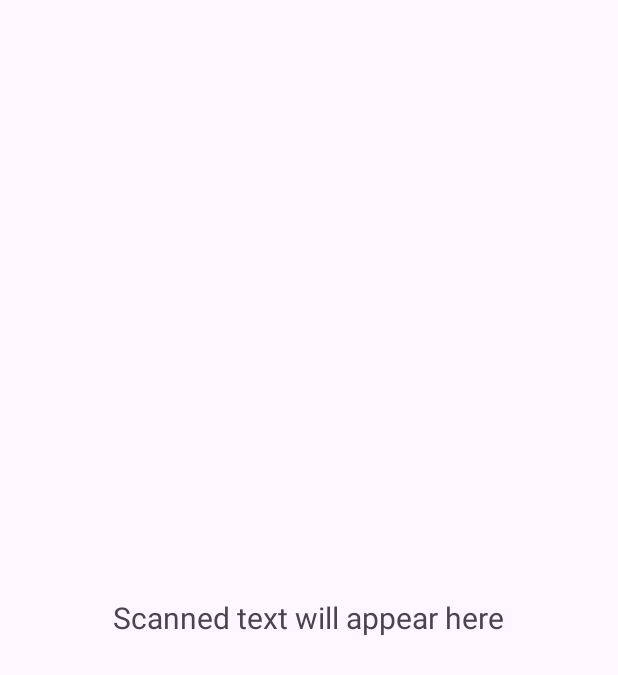
After one commit to YourNewbieCoder/CheckMateRework, an Android app: the layout fragment_scanned_key.xml on its own in the app's theme, with its tools: preview values and no code run, on a phone screen of 412 x 824 dp. The commit adds this screen. Shown: the top 675 px of the screen. Run offline under Robolectric (Android 15) with nearby library versions, the phone set to English and light mode, and no system bars.

Commit message:
added scanned key fragment to show what the detected text are

```diff
--- /dev/null
+++ b/app/src/main/res/layout/fragment_scanned_key.xml
@@ -0,0 +1,16 @@
+<?xml version="1.0" encoding="utf-8"?>
+<RelativeLayout xmlns:android="http://schemas.android.com/apk/res/android"
+    xmlns:tools="http://schemas.android.com/tools"
+    android:layout_width="match_parent"
+    android:layout_height="match_parent"
+    tools:context=".ui.fragments.ScannedKeyFragment">
+
+    <TextView
+        android:id="@+id/textViewRecognizedText"
+        android:layout_width="wrap_content"
+        android:layout_height="wrap_content"
+        android:layout_centerInParent="true"
+        android:text="Scanned text will appear here"
+        android:textSize="20sp" />
+
+</RelativeLayout>
```
Also changed, not shown: app/src/main/java/com/example/checkmaterework/ui/fragments/EditAnswerKeyFragment.kt (+17 -2 lines), app/src/main/java/com/example/checkmaterework/ui/fragments/ScannedKeyFragment.kt (added, +41 -0 lines), app/src/main/res/layout/fragment_edit_answer_key.xml (+10 -10 lines), 1 other file.
